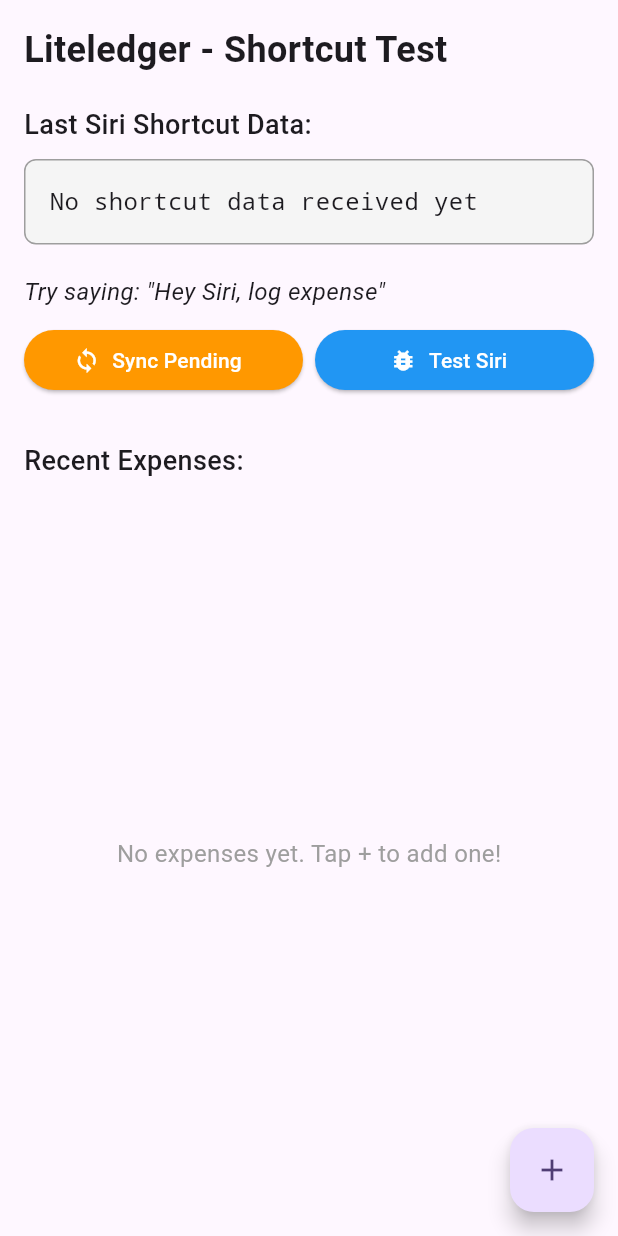
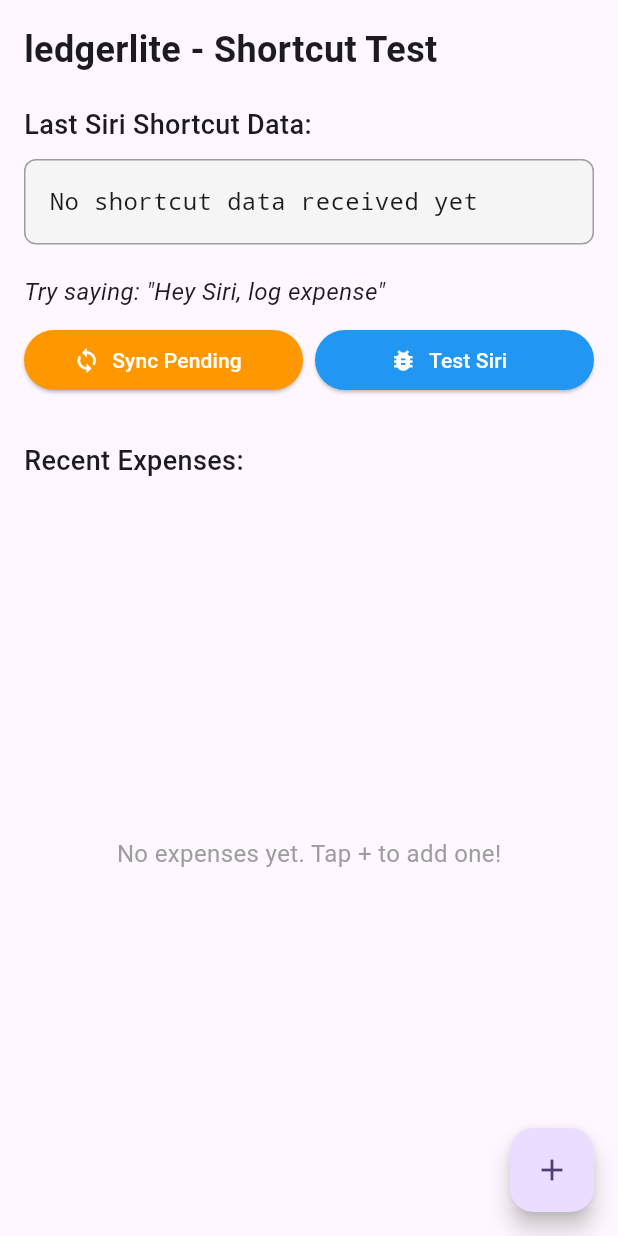
Before and after one commit to fareezj/ledger-lite, a Flutter app: the screen it shows after launch, on a phone screen of 412 x 824 dp. Run offline on Flutter 3.47's test engine with Material 3 defaults, Android fonts, the phone set to English and light mode, and no system bars; our stand-ins replace flutter_riverpod, sqflite; accounts and stored records are empty.

Commit message:
Update package name

```diff
--- a/lib/db/expense_dao.dart
+++ b/lib/db/expense_dao.dart
@@ -1,6 +1,6 @@
 import 'package:flutter_riverpod/flutter_riverpod.dart';
-import 'package:liteledger/db/app_database.dart';
-import 'package:liteledger/models/expense_model.dart';
+import 'package:ledgerlite/db/app_database.dart';
+import 'package:ledgerlite/models/expense_model.dart';
 
 final expenseDaoProvider = Provider<ExpenseDao>((ref) {
   return ExpenseDao(ref.watch(databaseProvider));
--- a/lib/features/dashboard/dashboard_page.dart
+++ b/lib/features/dashboard/dashboard_page.dart
@@ -1,9 +1,9 @@
 import 'package:flutter/material.dart';
 import 'package:flutter/services.dart';
 import 'package:flutter_riverpod/flutter_riverpod.dart';
-import 'package:liteledger/models/expense_model.dart';
-import 'package:liteledger/features/dashboard/dashboard_provider.dart';
-import 'package:liteledger/services/pending_expense_service.dart';
+import 'package:ledgerlite/models/expense_model.dart';
+import 'package:ledgerlite/features/dashboard/dashboard_provider.dart';
+import 'package:ledgerlite/services/pending_expense_service.dart';
 
 // Method channel for URL scheme handling
 const platform = MethodChannel('com.wolf.ledgerlit/url_handler');
@@ -40,7 +40,7 @@ class DashboardPageState extends ConsumerState<DashboardPage>
 
   // Check if app was launched with URL scheme to add expense
   void _handleInitialUrl() async {
-    const platform = MethodChannel('liteledger/url');
+    const platform = MethodChannel('ledgerlite/url');
     try {
       final String? url = await platform.invokeMethod('getInitialUrl');
       if (url != null && url.contains('addexpense')) {
@@ -64,7 +64,7 @@ class DashboardPageState extends ConsumerState<DashboardPage>
 
   // Check for expenses added via Siri
   void _syncSiriExpenses() async {
-    const platform = MethodChannel('liteledger/siri');
+    const platform = MethodChannel('ledgerlite/siri');
     try {
       final List<dynamic>? siriExpenses = await platform.invokeMethod(
         'getSiriExpenses',
@@ -219,7 +219,7 @@ class DashboardPageState extends ConsumerState<DashboardPage>
             crossAxisAlignment: CrossAxisAlignment.start,
             children: [
               const Text(
-                'Liteledger - Shortcut Test',
+                'ledgerlite - Shortcut Test',
                 style: TextStyle(fontSize: 24, fontWeight: FontWeight.bold),
               ),
               const SizedBox(height: 20),
--- a/lib/features/dashboard/dashboard_provider.dart
+++ b/lib/features/dashboard/dashboard_provider.dart
@@ -1,6 +1,6 @@
 import 'package:flutter_riverpod/flutter_riverpod.dart';
-import 'package:liteledger/db/expense_dao.dart';
-import 'package:liteledger/models/expense_model.dart';
+import 'package:ledgerlite/db/expense_dao.dart';
+import 'package:ledgerlite/models/expense_model.dart';
 
 class DashboardPageState {
   final bool isLoading;
--- a/lib/main.dart
+++ b/lib/main.dart
@@ -1,8 +1,8 @@
 import 'package:flutter/material.dart';
 import 'package:flutter_riverpod/flutter_riverpod.dart';
-import 'package:liteledger/db/app_database.dart';
-import 'package:liteledger/features/dashboard/dashboard_page.dart';
-import 'package:liteledger/services/pending_expense_service.dart';
+import 'package:ledgerlite/db/app_database.dart';
+import 'package:ledgerlite/features/dashboard/dashboard_page.dart';
+import 'package:ledgerlite/services/pending_expense_service.dart';
 
 void main() {
   WidgetsFlutterBinding.ensureInitialized();
@@ -55,7 +55,7 @@ class _MyAppState extends ConsumerState<MyApp> {
   @override
   Widget build(BuildContext context) {
     return MaterialApp(
-      title: 'LiteLedger',
+      title: 'ledgerlite',
       theme: ThemeData(
         colorScheme: ColorScheme.fromSeed(seedColor: Colors.deepPurple),
       ),
@@ -68,7 +68,7 @@ class _MyAppState extends ConsumerState<MyApp> {
                   children: [
                     CircularProgressIndicator(),
                     SizedBox(height: 16),
-                    Text('Initializing LiteLedger...'),
+                    Text('Initializing ledgerlite...'),
                     SizedBox(height: 8),
                     Text(
                       'Syncing Siri shortcut expenses',
--- a/lib/services/pending_expense_service.dart
+++ b/lib/services/pending_expense_service.dart
@@ -1,7 +1,7 @@
 import 'package:flutter/services.dart';
 import 'package:flutter_riverpod/flutter_riverpod.dart';
-import 'package:liteledger/db/expense_dao.dart';
-import 'package:liteledger/models/expense_model.dart';
+import 'package:ledgerlite/db/expense_dao.dart';
+import 'package:ledgerlite/models/expense_model.dart';
 
 final pendingExpenseServiceProvider = Provider<PendingExpenseService>((ref) {
   return PendingExpenseService(ref.watch(expenseDaoProvider));
--- a/pubspec.yaml
+++ b/pubspec.yaml
@@ -1,4 +1,4 @@
-name: liteledger
+name: ledgerlite
 description: "A new Flutter project."
 # The following line prevents the package from being accidentally published to
 # pub.dev using `flutter pub publish`. This is preferred for private packages.
```
Also changed, not shown: 3 other files.
